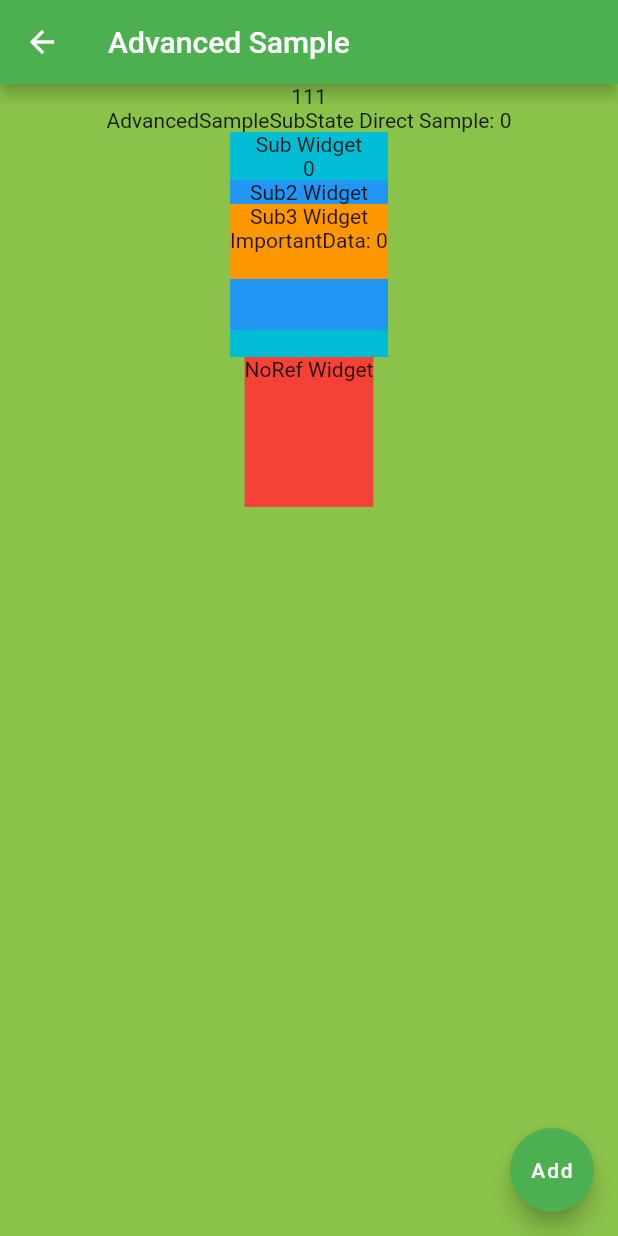
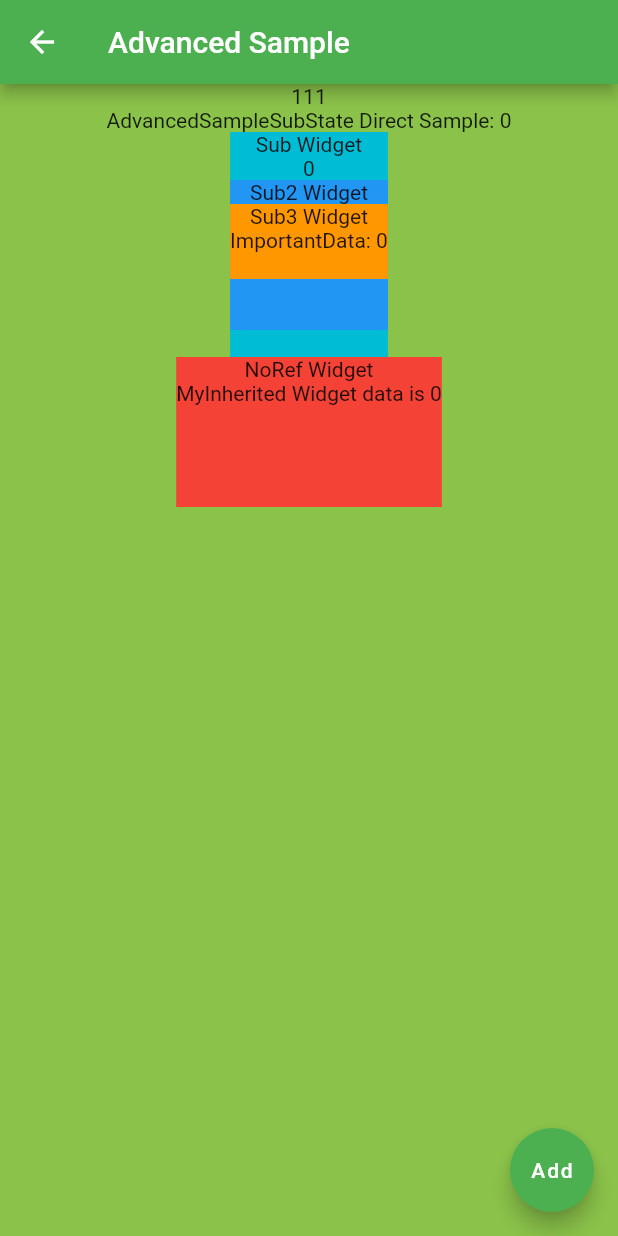
Before and after one commit to tomothumb/sandbox_flutter, a Flutter app: the AdvancedSampleScreen screen opened by its route, on a phone screen of 412 x 824 dp. Run offline on Flutter 3.47's test engine with Material 2 defaults, Android fonts, the phone set to English and light mode, and no system bars.

Commit message:
book: chapter3_5 performance tuning using Inherited Widget

```diff
--- a/flutter_book/lib/advancedSample.dart
+++ b/flutter_book/lib/advancedSample.dart
@@ -16,12 +16,11 @@ class AdvancedSampleScreen extends StatelessWidget {
       appBar: AppBar(
         title: Text('Advanced Sample'),
       ),
-      body: Center(
+      body: SingleChildScrollView(
             child: Column(
               children: <Widget>[
                 Text('111'),
                 MyWidget(key: myWidgetStateKey),
-              const advancedSampleSubNoRef()
               ],
             )
       ),
@@ -69,11 +68,17 @@ class MyWidgetState extends State<MyWidget> {
 
     debugPrint('MyWidget is built');
 
-    return Column(
+    return MyInherited(
+        importantData: importantData,
+        child: Center(
+          child:Column(
             children: <Widget>[
               Text('AdvancedSampleSubState Direct Sample: ${importantData?.count ?? "empty"}'),
               advancedSampleSub,
+              const advancedSampleSubNoRef()
             ],
+          )
+        )
     );
   }
 }
--- a/flutter_book/lib/advancedSampleSubNoRef.dart
+++ b/flutter_book/lib/advancedSampleSubNoRef.dart
@@ -10,15 +10,41 @@ class advancedSampleSubNoRef extends StatelessWidget {
   Widget build(BuildContext context) {
     debugPrint('NoRef Widget');
     return Container(
-        height:100,
+        height: 100,
         decoration: BoxDecoration(
           color: Colors.red,
         ),
         child: Column(
           children: <Widget>[
             Text('NoRef Widget'),
+            Text('MyInherited Widget data is ${MyInherited.of(context, observe: true).importantData.count}'),
           ],
-        )
-    );
+        ));
   }
 }
+
+class MyInherited extends InheritedWidget {
+  const MyInherited({
+    Key key,
+    @required this.importantData,
+    @required Widget child,
+  })  : assert(child != null),
+        super(key: key, child: child);
+
+  final ImportantData importantData;
+
+  static MyInherited of(
+    BuildContext context, {
+    @required bool observe,
+  }) {
+    return observe
+        ? context.dependOnInheritedWidgetOfExactType<MyInherited>()
+        : context.getElementForInheritedWidgetOfExactType<MyInherited>().widget as MyInherited;
+    // return context.dependOnInheritedWidgetOfExactType<MyInherited>();
+  }
+
+  @override
+  bool updateShouldNotify(MyInherited old) {
+    return old.importantData.count <= importantData.count;
+  }
+}
```
Lines whose indentation alone changed are shown as unchanged.
